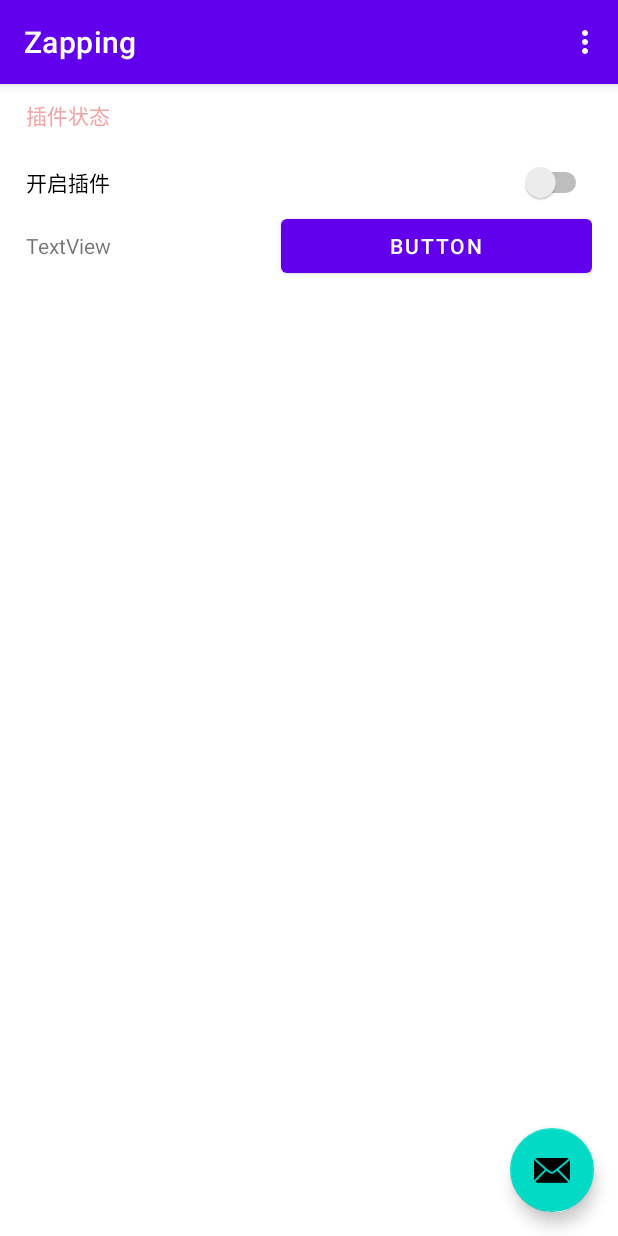
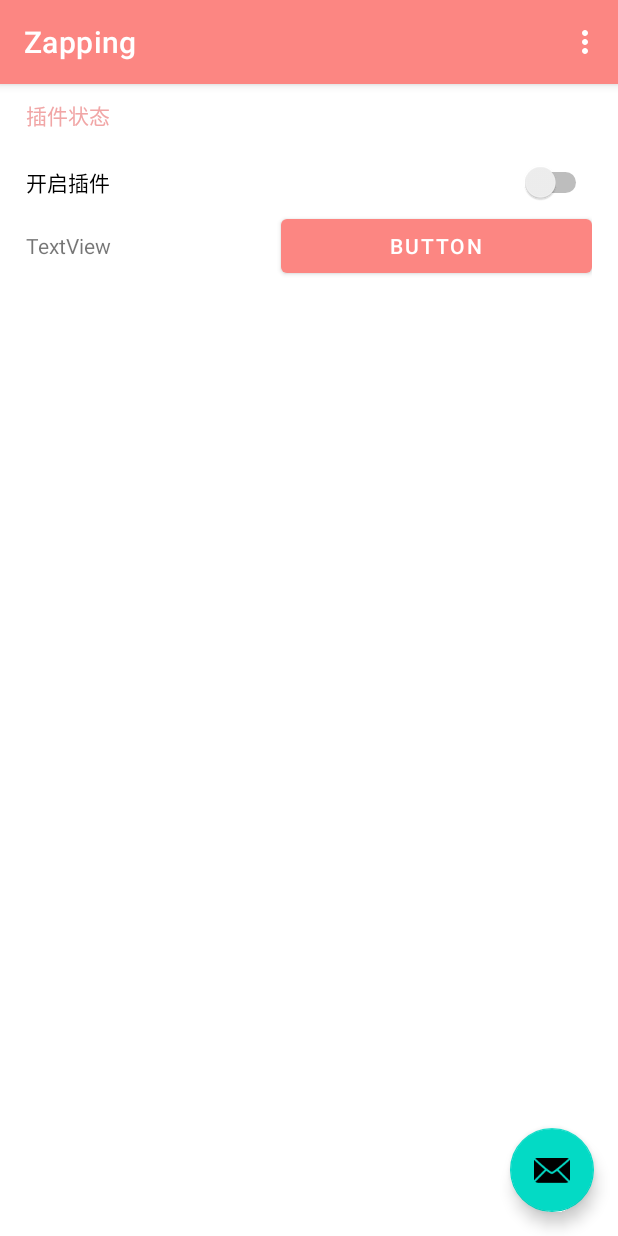
Before and after one commit to obaby/skip_ads_android, an Android app: the screen it shows after launch (MainActivity), on a phone screen of 412 x 824 dp. Run offline under Robolectric (Android 15) with nearby library versions, the phone set to English and light mode, and no system bars; our stand-ins replace navigation-ui; libraries missing offline, so code that uses them is left out: com.tencent.tinker, com.yorhp.recordlibrary; 3 statements that could not run were skipped.

Commit message:
调整颜色

```diff
--- a/app/src/main/res/values/colors.xml
+++ b/app/src/main/res/values/colors.xml
@@ -7,4 +7,6 @@
     <color name="teal_700">#FF018786</color>
     <color name="black">#FF000000</color>
     <color name="white">#FFFFFFFF</color>
+    <color name="pink_500">#FC8682</color>
+    <color name="pink_700">#FC86F2</color>
 </resources>
--- a/app/src/main/res/values/themes.xml
+++ b/app/src/main/res/values/themes.xml
@@ -2,8 +2,8 @@
     <!-- Base application theme. -->
     <style name="Theme.AdsSkiper" parent="Theme.MaterialComponents.DayNight.DarkActionBar">
         <!-- Primary brand color. -->
-        <item name="colorPrimary">@color/purple_500</item>
-        <item name="colorPrimaryVariant">@color/purple_700</item>
+        <item name="colorPrimary">@color/pink_500</item>
+        <item name="colorPrimaryVariant">@color/pink_700</item>
         <item name="colorOnPrimary">@color/white</item>
         <!-- Secondary brand color. -->
         <item name="colorSecondary">@color/teal_200</item>
```
